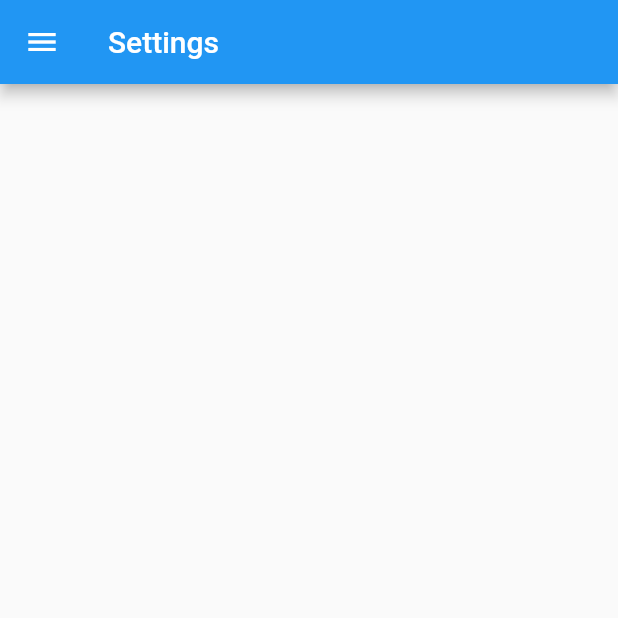
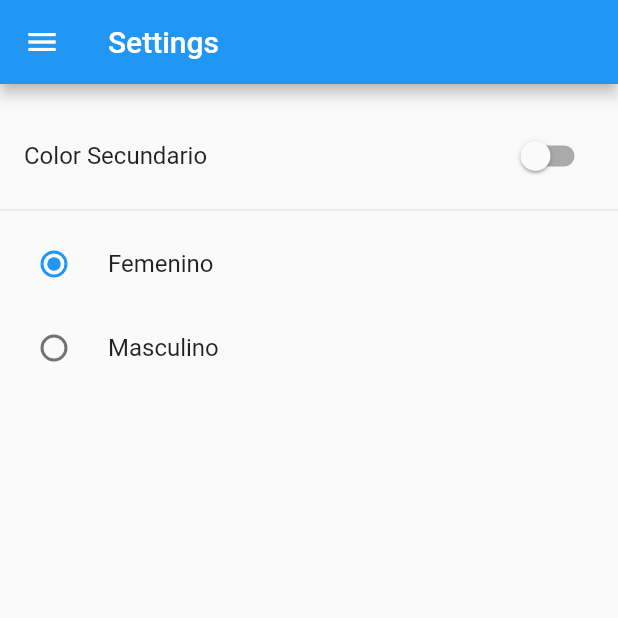
Before and after one commit to Willy502/reminders, a Flutter app: the SettingsPage screen opened by its route, on a phone screen of 412 x 824 dp, the top half of it. Run offline on Flutter 3.47's test engine with Material 2 defaults, Android fonts, the phone set to English and light mode, and no system bars; our stand-ins replace shared_preferences; accounts and stored records are empty.

Commit message:
Preferences

```diff
--- a/lib/src/pages/reminders_page.dart
+++ b/lib/src/pages/reminders_page.dart
@@ -1,13 +1,16 @@
 import 'package:flutter/material.dart';
+import 'package:reminders/src/shared/user_preferences.dart';
 import 'package:reminders/src/widgets/drawer_widget.dart';
 
 class RemindersPage extends StatelessWidget {
+  final preferences = UserPreferences();
 
   @override
   Widget build(BuildContext context) {
     return Scaffold(
       appBar: AppBar(
         title: Text('Reminders'),
+        backgroundColor: preferences.colorSecundario ? Colors.indigo : Colors.blue,
       ),
       drawer: DrawerWidget(),
     );
--- a/lib/src/pages/settings_page.dart
+++ b/lib/src/pages/settings_page.dart
@@ -1,15 +1,71 @@
 import 'package:flutter/material.dart';
+import 'package:reminders/src/shared/user_preferences.dart';
 import 'package:reminders/src/widgets/drawer_widget.dart';
 
-class SettingsPage extends StatelessWidget {
+class SettingsPage extends StatefulWidget {
+
+  @override
+  _SettingsPageState createState() => _SettingsPageState();
+}
+
+class _SettingsPageState extends State<SettingsPage> {
+
+  bool _colorSecundario = false;
+  int _genero = 1;
+  final preferences = UserPreferences();
+
+  @override
+  void initState() {
+    super.initState();
+    _genero = preferences.genero;
+    _colorSecundario = preferences.colorSecundario;
+  }
+
+  _setSelectedRadion(int value) {
+    _genero = value;
+    preferences.genero = _genero;
+    setState(() {});
+  }
 
   @override
   Widget build(BuildContext context) {
     return Scaffold(
       appBar: AppBar(
         title: Text('Settings'),
+        backgroundColor: preferences.colorSecundario ? Colors.indigo : Colors.blue,
       ),
       drawer: DrawerWidget(),
+      body: ListView(
+        children: [
+          SizedBox(height: 20.0),
+          SwitchListTile(
+            value: _colorSecundario,
+            title: Text('Color Secundario'),
+            onChanged: (value) {
+              _colorSecundario = value;
+              preferences.colorSecundario = _colorSecundario;
+              setState(() {});
+            }
+          ),
+          Divider(),
+          RadioListTile(
+            value: 1,
+            title: Text('Femenino'),
+            groupValue: _genero,
+            onChanged: (val) {
+              _setSelectedRadion(val as int);
+            }
+          ),
+          RadioListTile(
+            value: 2,
+            title: Text('Masculino'),
+            groupValue: _genero,
+            onChanged: (val) {
+              _setSelectedRadion(val as int);
+            }
+          )
+        ],
+      ),
     );
   }
 }
--- /dev/null
+++ b/lib/src/shared/user_preferences.dart
@@ -0,0 +1,37 @@
+import 'package:shared_preferences/shared_preferences.dart';
+
+class UserPreferences {
+
+  static final UserPreferences _instance = new UserPreferences._(); // Singleton
+
+  // Retorna una instancia existente sin tener que crear una nueva si existiera
+  factory UserPreferences() {
+    return _instance;
+  }
+
+  UserPreferences._();
+
+  SharedPreferences? _preferences;
+
+  initPreferences() async {
+    _preferences = await SharedPreferences.getInstance();
+  }
+
+  // Getters y Setters
+  set genero(int value) {
+    _preferences?.setInt('genero', value);
+  }
+
+  int get genero {
+    return _preferences?.getInt('genero') ?? 1; // ?? si es null
+  }
+
+  set colorSecundario(bool value) {
+    _preferences?.setBool('colorSecundario', value);
+  }
+
+  bool get colorSecundario {
+    return _preferences?.getBool('colorSecundario') ?? false; // ?? si es null
+  }
+
+}
--- a/pubspec.yaml
+++ b/pubspec.yaml
@@ -28,6 +28,7 @@ dependencies:
   # The following adds the Cupertino Icons font to your application.
   # Use with the CupertinoIcons class for iOS style icons.
   cupertino_icons: ^1.0.2
+  shared_preferences: ^2.0.6
 
 dev_dependencies:
   flutter_test:
```
Also changed, not shown: lib/main.dart (+8 -1 lines), pubspec.lock, 6 other files.
